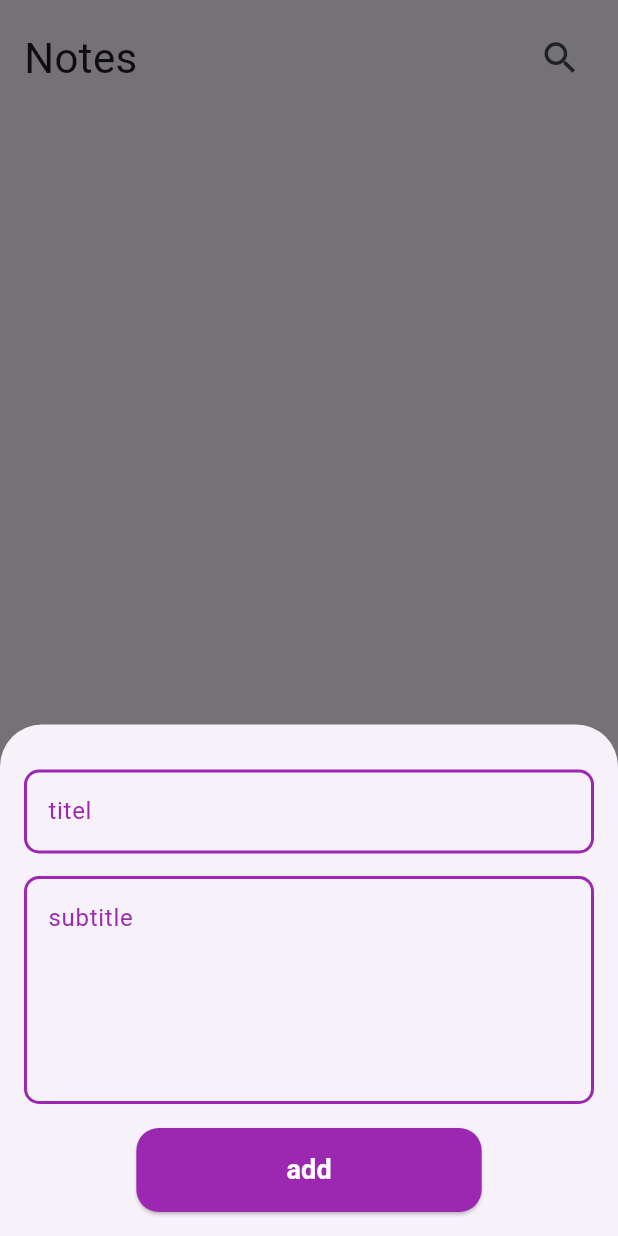
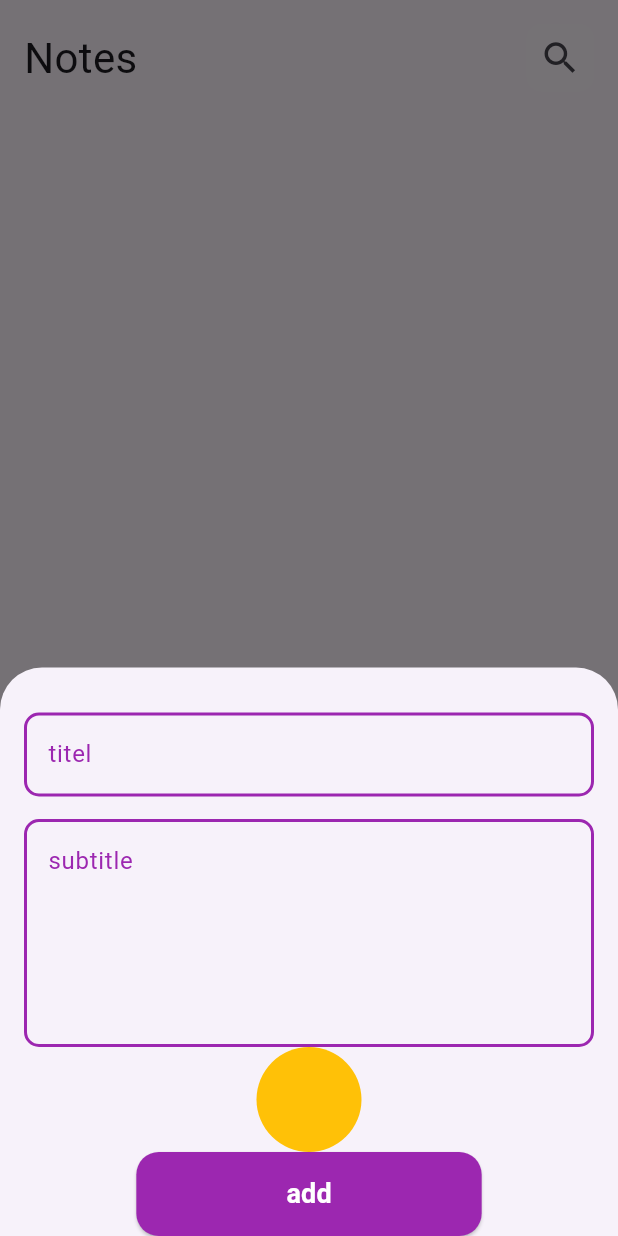
Before and after one commit to ElshazlyGSM/notes_app_2025, a Flutter app: the screen it shows after launch, after a tap on the "add" icon, on a phone screen of 412 x 824 dp. Run offline on Flutter 3.47's test engine with Material 3 defaults, Android fonts, the phone set to English and light mode, and no system bars; our stand-ins replace flutter_bloc, hive, hive_flutter; accounts and stored records are empty.

Commit message:
add colors will come

```diff
--- a/lib/views/notes_view.dart
+++ b/lib/views/notes_view.dart
@@ -1,6 +1,4 @@
 import 'package:flutter/material.dart';
-import 'package:flutter_bloc/flutter_bloc.dart';
-import 'package:notes_app_2025/cubits/get_note_cubit/get_note_cubit.dart';
 import 'package:notes_app_2025/widgets/add_note_bottom_sheet.dart';
 import 'package:notes_app_2025/widgets/notes_body.dart';
 
--- a/lib/widgets/add_note_form.dart
+++ b/lib/widgets/add_note_form.dart
@@ -4,6 +4,7 @@ import 'package:notes_app_2025/cubits/add_note_cubit/add_note_cubit.dart';
 import 'package:notes_app_2025/cubits/add_note_cubit/add_note_states.dart';
 import 'package:notes_app_2025/cubits/get_note_cubit/get_note_cubit.dart';
 import 'package:notes_app_2025/models/notes_model.dart';
+import 'package:notes_app_2025/widgets/color_note_list.dart';
 import 'package:notes_app_2025/widgets/custom_buttom.dart';
 import 'package:notes_app_2025/widgets/custom_text_form_field.dart';
 import 'package:intl/intl.dart';
@@ -32,19 +33,20 @@ class _AddNoteFormState extends State<AddNoteForm> {
         children: [
           SizedBox(height: 30),
           CustomTextField(
-            labelText: 'titel',
+            hintText: 'titel',
             onSaved: (value) {
               title = value;
             },
           ),
           SizedBox(height: 15),
           CustomTextField(
-            labelText: 'subtitle',
+            hintText: 'subtitle',
             maxLines: 5,
             onSaved: (value) {
               subTitle = value;
             },
           ),
+          ColorNoteList(),
           BlocBuilder<AddNoteCubit, AddNoteState>(
             builder: (context, state) {
               return CustomButtom(
--- /dev/null
+++ b/lib/widgets/color_note_list.dart
@@ -0,0 +1,10 @@
+import 'package:flutter/material.dart';
+
+class ColorNoteList extends StatelessWidget {
+  const ColorNoteList({super.key});
+
+  @override
+  Widget build(BuildContext context) {
+    return CircleAvatar(backgroundColor: Colors.amber, maxRadius: 35);
+  }
+}
--- a/lib/widgets/custom_buttom.dart
+++ b/lib/widgets/custom_buttom.dart
@@ -14,23 +14,15 @@ class CustomButtom extends StatelessWidget {
 
   @override
   Widget build(BuildContext context) {
-    return Padding(
-      padding: const EdgeInsets.symmetric(vertical: 16),
-      child: ElevatedButton(
+    return ElevatedButton(
       onPressed: onPressed,
       style: ElevatedButton.styleFrom(
         backgroundColor: kPrimaryColor,
-          shape: RoundedRectangleBorder(
-            borderRadius: BorderRadius.circular(15),
-          ),
+        shape: RoundedRectangleBorder(borderRadius: BorderRadius.circular(15)),
         padding: EdgeInsets.symmetric(horizontal: 100, vertical: 15),
       ),
       child: isLoading
-            ? SizedBox(
-                height: 26,
-                width: 26,
-                child: CircularProgressIndicator(),
-              )
+          ? SizedBox(height: 26, width: 26, child: CircularProgressIndicator())
           : Text(
               text,
               style: TextStyle(
@@ -39,7 +31,6 @@ class CustomButtom extends StatelessWidget {
                 color: Colors.white,
               ),
             ),
-      ),
     );
   }
 }
--- a/lib/widgets/custom_text_form_field.dart
+++ b/lib/widgets/custom_text_form_field.dart
@@ -4,23 +4,28 @@ import 'package:notes_app_2025/constants.dart';
 class CustomTextField extends StatelessWidget {
   const CustomTextField({
     super.key,
-    required this.labelText,
+    this.hintText,
     this.onSaved,
     this.obscureText,
     this.maxLines = 1,
     this.validator,
     this.onChanged,
+    this.controller,
+    this.minLines,
   });
-  final String labelText;
+  final String? hintText;
   final void Function(String?)? onSaved;
   final void Function(String)? onChanged;
   final bool? obscureText;
   final int maxLines;
   final FormFieldValidator<String>? validator;
+  final TextEditingController? controller;
+  final int? minLines;
 
   @override
   Widget build(BuildContext context) {
     return TextFormField(
+      controller: controller,
       onChanged: onChanged,
       validator: (value) {
         if (value == null || value.isEmpty) {
@@ -30,12 +35,14 @@ class CustomTextField extends StatelessWidget {
       },
       obscureText: obscureText ?? false,
       maxLines: maxLines,
+      minLines: minLines,
+      keyboardType: TextInputType.multiline,
       // style: TextStyle(color: Colors.white),
       onSaved: onSaved,
       decoration: InputDecoration(
         // labelText: labelText,
         // labelStyle: TextStyle(color: kPrimaryColor),
-        hintText: labelText,
+        hintText: hintText,
         hintStyle: TextStyle(color: kPrimaryColor),
         enabledBorder: buildBorder(kPrimaryColor),
         focusedBorder: buildBorder(kPrimaryColor),
```
Also changed, not shown: lib/views/edit_note_view.dart (+56 -18 lines), lib/widgets/custom_note.dart (+8 -1 lines). Lines whose indentation alone changed are shown as unchanged.
